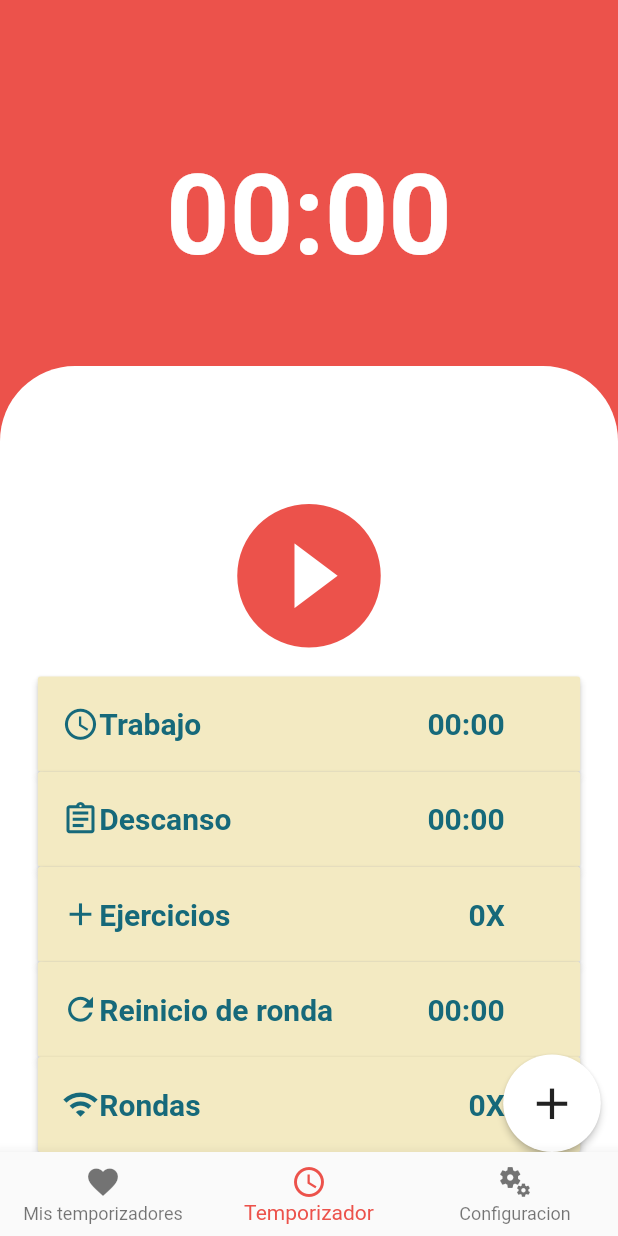
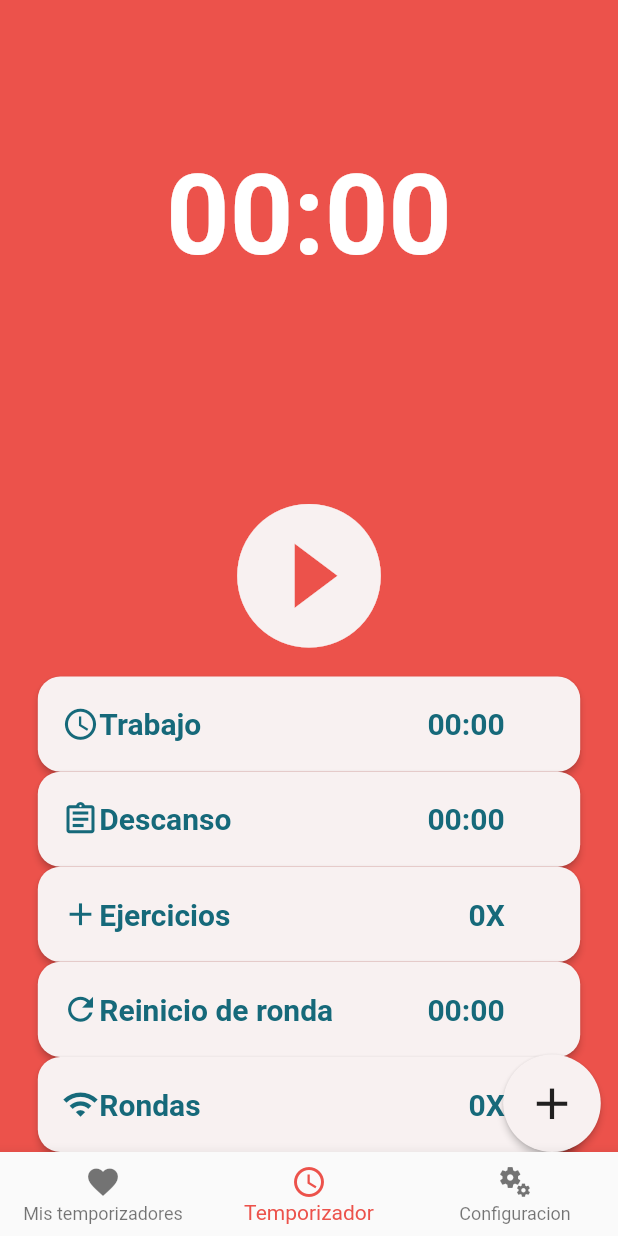
Before and after one commit to nvalery12/Proyecto, a Flutter app: the screen it shows after launch, on a phone screen of 412 x 824 dp. Run offline on Flutter 3.47's test engine with Material 2 defaults, Android fonts, the phone set to English and light mode, and no system bars; our stand-ins replace sqflite; missing offline and left inert: flutter_picker; accounts and stored records are empty.

```diff
--- a/proyecto/lib/main.dart
+++ b/proyecto/lib/main.dart
@@ -3,7 +3,7 @@ import 'package:flutter/material.dart';
 import 'timerPage.dart';
 import 'routinePage.dart';
 
-var backgroundColors = [0xffec524b,0xff22eaca,0xfff5b461]; //lista de colores, cada posicion es un color distinto
+var backgroundColors = [0xffec524b,0xff28df99,0xfff5b461,0xff16697a]; //lista de colores, cada posicion es un color distinto
 int state = 0; //Sirve para llevar un control de la lista de colores
 
 void main() {
--- a/proyecto/lib/repetition_card.dart
+++ b/proyecto/lib/repetition_card.dart
@@ -36,7 +36,9 @@ class _RepetitionCardState extends State<RepetitionCard> {
             },
           ).showDialog(context);
         },
-        color: Color(0xfff3eac2),
+        color: Color(0xfff8f1f1),   //color de repetition card
+        shape: RoundedRectangleBorder(borderRadius: BorderRadius.circular(15)
+        ),
         textColor: Color(0xff16697a),
         child:Container(
             width: (MediaQuery.of(context).size.width)/1.25,
--- a/proyecto/lib/time_card.dart
+++ b/proyecto/lib/time_card.dart
@@ -16,7 +16,7 @@ class TimeCard extends StatefulWidget {
 class _TimeCardState extends State<TimeCard> {
   @override
   Widget build(BuildContext context) {
-    return RaisedButton(
+    return RaisedButton( ////aquiiiiiiiii
       onPressed: () {
         Picker(
           adapter: NumberPickerAdapter(data: <NumberPickerColumn>[
@@ -56,7 +56,9 @@ class _TimeCardState extends State<TimeCard> {
           },
         ).showDialog(context);
       },
-      color: Color(0xfff3eac2),
+      color: Color(0xfff8f1f1), //color de time cards
+        shape: RoundedRectangleBorder(borderRadius: BorderRadius.circular(15)
+        ),
       textColor: Color(0xff16697a),
       child:Container(
         width: (MediaQuery.of(context).size.width)/1.25,
--- a/proyecto/lib/timerPage.dart
+++ b/proyecto/lib/timerPage.dart
@@ -96,20 +96,20 @@ class _Timer_Page extends State<Timer_Page>{
   Widget build(BuildContext context) {
     return Stack(
         children: <Widget>[ //Uso stack, porque apilare cosas, una sobre la otra
-          Align(
+          /*Align(
             alignment: Alignment.bottomCenter,  //Alineo el hijo al centro abajo
             child: Container(  //Rectangulo cuadrado blanco
               height: (MediaQuery.of(context).size.height)-300,
               width: MediaQuery.of(context).size.width,
               decoration: BoxDecoration(
-                color: Colors.white,
+                color: Color(0xfff8f1f1),
                 borderRadius: BorderRadius.only( // redondea solo...
                     topLeft: Radius.circular(50),
                     topRight: Radius.circular(50)
                 ),
               ),
             ),
-          ),
+          ),*/
           Align(
             child: Container(
               child: minText != null ? Text( //Texto de numeros
@@ -134,7 +134,7 @@ class _Timer_Page extends State<Timer_Page>{
           Align(
             child: IconButton( //Boton de reloj del centro
               icon: Icon(icon,
-                color: Color(0xffec524b),
+                color: Color(0xfff8f1f1),
               ),
               iconSize: 115,
                 onPressed: (){ //Cuando presiono
@@ -159,7 +159,7 @@ class _Timer_Page extends State<Timer_Page>{
             ),
           ),
           Align(
-            alignment: Alignment.center,
+            alignment: Alignment.center,  //alineamiento de cards
             child: TimeCardList(timerHIIT),
           ),
           Align(
@@ -167,7 +167,7 @@ class _Timer_Page extends State<Timer_Page>{
             child: RawMaterialButton(
               onPressed: stopTimer,
               elevation: 2.0,
-              fillColor: Colors.white,
+              fillColor: Color(0xfff8f1f1),
               child: Icon(
                 Icons.add,
                 size: 35.0,
```
